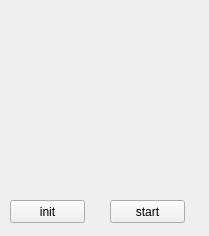
The window that eight_puzzle_problem/mainwindow.ui (niwtr/Nova) describes before a commit, drawn with Qt 5.
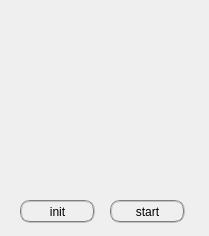
The same window after the commit.

The edit to the form file:
```diff
--- a/eight_puzzle_problem/mainwindow.ui
+++ b/eight_puzzle_problem/mainwindow.ui
@@ -23,6 +23,15 @@
       <height>23</height>
      </rect>
     </property>
+    <property name="styleSheet">
+     <string notr="true">
+QPushButton
+{
+font: 25 10pt &quot;微软雅黑 &quot;;
+border:2px groove gray;border-radius:10px;padding:2px 4px;
+}
+</string>
+    </property>
     <property name="text">
      <string>start</string>
     </property>
@@ -30,12 +39,21 @@
    <widget class="QPushButton" name="pushButton_init">
     <property name="geometry">
      <rect>
-      <x>10</x>
+      <x>20</x>
       <y>200</y>
       <width>75</width>
       <height>23</height>
      </rect>
     </property>
+    <property name="styleSheet">
+     <string notr="true">
+QPushButton
+{
+font: 25 10pt &quot;微软雅黑 &quot;;
+border:2px groove gray;border-radius:10px;padding:2px 4px;
+}
+</string>
+    </property>
     <property name="text">
      <string>init</string>
     </property>
```
